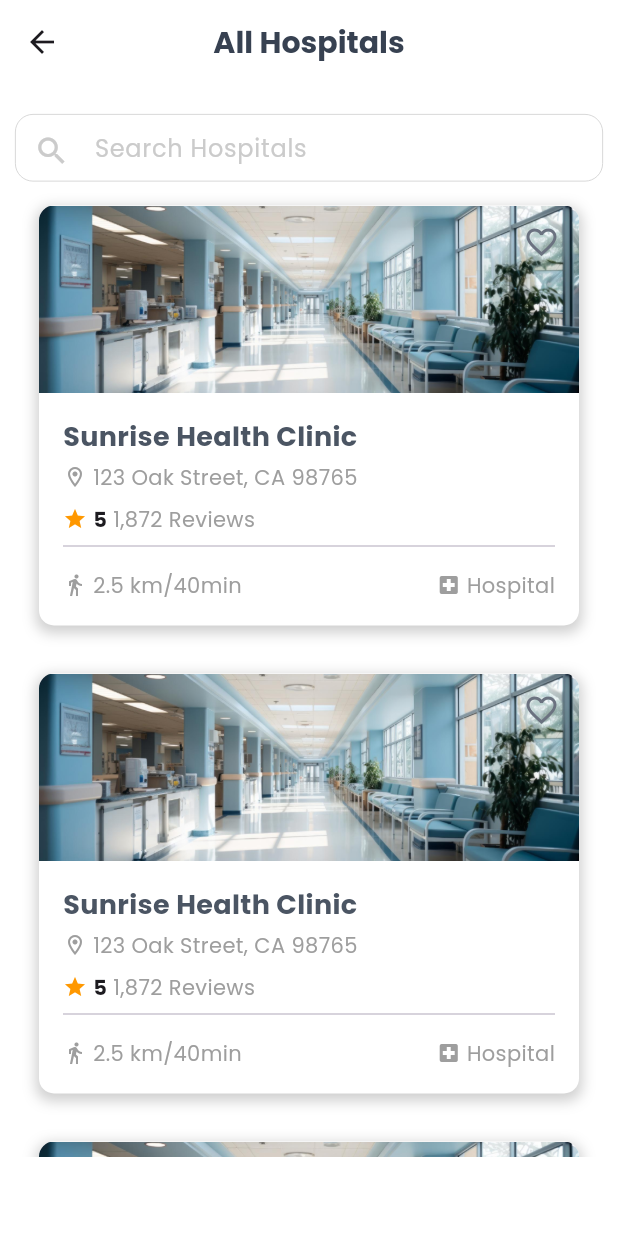
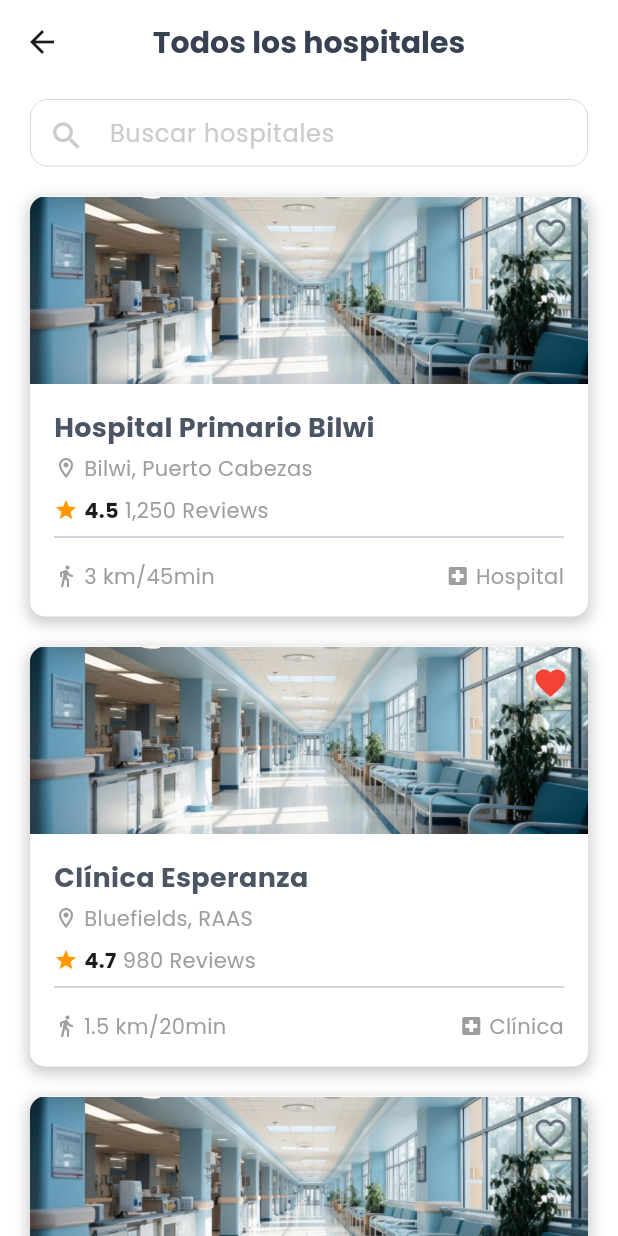
Before and after one commit to manuelduarte077/news-analyzer-api, a Flutter app: the AllHospitalListView screen opened directly, on a phone screen of 412 x 824 dp. Run offline on Flutter 3.47's test engine with Material 3 defaults, Android fonts, the phone set to English and light mode, and no system bars; our stand-ins replace calendar_date_picker2, cloud_firestore, cloud_functions, firebase_auth, firebase_core, firebase_crashlytics and 8 more; accounts and stored records are empty.

Commit message:
feat: update UI text to Spanish and enhance hospital list layout

```diff
--- a/healthpal/lib/views/hospital_list_all/all_hospital_list_view.dart
+++ b/healthpal/lib/views/hospital_list_all/all_hospital_list_view.dart
@@ -16,29 +16,28 @@ class _AllHospitalListViewState extends State<AllHospitalListView> {
   @override
   Widget build(BuildContext context) {
     return Scaffold(
-      body: CustomScrollView(
-        slivers: [
-          SliverAppBar(
-            pinned: true,
-            centerTitle: true,
-            backgroundColor: Colors.transparent,
+      appBar: AppBar(
         title: const Text(
-              'All Hospitals',
+          'Todos los hospitales',
           style: TextStyle(
             fontSize: 20,
             fontWeight: FontWeight.bold,
             color: AppColors.oxfordBlueColor,
           ),
         ),
+        centerTitle: true,
+        backgroundColor: Colors.transparent,
+        surfaceTintColor: Colors.transparent,
       ),
-          SliverPadding(
-            padding: const EdgeInsets.all(10.0),
-            sliver: SliverList(
-              delegate: SliverChildListDelegate(
-                [
+      body: SingleChildScrollView(
+        child: Padding(
+          padding: const EdgeInsets.symmetric(horizontal: 20),
+          child: Column(
+            crossAxisAlignment: CrossAxisAlignment.start,
+            children: [
               TextFormFieldCustom(
                 controller: addSearchController,
-                    hintText: 'Search Hospitals',
+                hintText: 'Buscar hospitales',
                 prefixIcon: const Padding(
                   padding: EdgeInsets.all(12.5),
                   child: Icon(
@@ -47,16 +46,12 @@ class _AllHospitalListViewState extends State<AllHospitalListView> {
                   ),
                 ),
               ),
-                  const SizedBox(
-                    height: 650,
-                    child: MyHospitalView(),
-                  ),
+              const SizedBox(height: 20),
+              const MyHospitalView(),
             ],
           ),
         ),
       ),
-        ],
-      ),
     );
   }
 }
--- a/healthpal/lib/views/hospitals_view/my_hospital_view.dart
+++ b/healthpal/lib/views/hospitals_view/my_hospital_view.dart
@@ -13,67 +13,101 @@ class _MyHospitalViewState extends State<MyHospitalView> {
   List<Map<String, dynamic>> hospitalDetails = [
     {
       'image': LocalImages.icNearMedicalLogo,
-      'name': 'Sunrise Health Clinic',
-      'location': '123 Oak Street, CA 98765',
-      'rating': '5',
-      'review': '1,872 Reviews',
-      'directions': '2.5 km/40min',
+      'name': 'Hospital Primario Bilwi',
+      'location': 'Bilwi, Puerto Cabezas',
+      'rating': '4.5',
+      'review': '1,250 Reviews',
+      'directions': '3 km/45min',
       'hospital': 'Hospital',
       'isFavorite': false,
     },
     {
       'image': LocalImages.icNearMedicalLogo,
-      'name': 'Sunrise Health Clinic',
-      'location': '123 Oak Street, CA 98765',
-      'rating': '5',
-      'review': '1,872 Reviews',
-      'directions': '2.5 km/40min',
-      'hospital': 'Hospital',
+      'name': 'Clínica Esperanza',
+      'location': 'Bluefields, RAAS',
+      'rating': '4.7',
+      'review': '980 Reviews',
+      'directions': '1.5 km/20min',
+      'hospital': 'Clínica',
+      'isFavorite': true,
+    },
+    {
+      'image': LocalImages.icNearMedicalLogo,
+      'name': 'Centro de Salud Kukra Hill',
+      'location': 'Kukra Hill, RAAS',
+      'rating': '4.2',
+      'review': '730 Reviews',
+      'directions': '5 km/1h 10min',
+      'hospital': 'Centro de Salud',
       'isFavorite': false,
     },
     {
       'image': LocalImages.icNearMedicalLogo,
-      'name': 'Sunrise Health Clinic',
-      'location': '123 Oak Street, CA 98765',
-      'rating': '5',
-      'review': '1,872 Reviews',
-      'directions': '2.5 km/40min',
+      'name': 'Hospital Regional Nuevo Amanecer',
+      'location': 'Bluefields, RAAS',
+      'rating': '4.8',
+      'review': '2,150 Reviews',
+      'directions': '2 km/30min',
       'hospital': 'Hospital',
+      'isFavorite': true,
+    },
+    {
+      'image': LocalImages.icNearMedicalLogo,
+      'name': 'Clínica San Carlos',
+      'location': 'Corn Island, RAAS',
+      'rating': '4.4',
+      'review': '540 Reviews',
+      'directions': '0.8 km/15min',
+      'hospital': 'Clínica',
       'isFavorite': false,
     },
     {
       'image': LocalImages.icNearMedicalLogo,
-      'name': 'Sunrise Health Clinic',
-      'location': '123 Oak Street, CA 98765',
-      'rating': '5',
-      'review': '1,872 Reviews',
-      'directions': '2.5 km/40min',
-      'hospital': 'Hospital',
+      'name': 'Centro de Salud Prinzapolka',
+      'location': 'Prinzapolka, RAAN',
+      'rating': '4.1',
+      'review': '620 Reviews',
+      'directions': '6 km/1h 20min',
+      'hospital': 'Centro de Salud',
       'isFavorite': false,
     },
     {
       'image': LocalImages.icNearMedicalLogo,
-      'name': 'Sunrise Health Clinic',
-      'location': '123 Oak Street, CA 98765',
-      'rating': '5',
-      'review': '1,872 Reviews',
-      'directions': '2.5 km/40min',
+      'name': 'Hospital Materno Infantil',
+      'location': 'Bluefields, RAAS',
+      'rating': '4.6',
+      'review': '1,340 Reviews',
+      'directions': '1.2 km/25min',
       'hospital': 'Hospital',
+      'isFavorite': true,
+    },
+    {
+      'image': LocalImages.icNearMedicalLogo,
+      'name': 'Clínica Médica Kukra River',
+      'location': 'Kukra River, RAAS',
+      'rating': '4.3',
+      'review': '480 Reviews',
+      'directions': '3.2 km/50min',
+      'hospital': 'Clínica',
       'isFavorite': false,
-    },
+    }
   ];
 
   @override
   Widget build(BuildContext context) {
     return ListView.builder(
+      padding: EdgeInsets.zero,
+      physics: const NeverScrollableScrollPhysics(),
+      shrinkWrap: true,
       scrollDirection: Axis.vertical,
       itemCount: hospitalDetails.length,
       itemBuilder: (context, index) {
         final hospital = hospitalDetails[index];
+
         return Container(
           width: 375,
           height: 280,
-          margin: const EdgeInsets.all(16.0),
+          margin: const EdgeInsets.only(bottom: 20),
           decoration: BoxDecoration(
             color: Colors.white,
             borderRadius: BorderRadius.circular(10.0),
--- a/healthpal/lib/views/signup/signup_view.dart
+++ b/healthpal/lib/views/signup/signup_view.dart
@@ -1,5 +1,6 @@
 import 'package:flutter/gestures.dart';
 import 'package:flutter/material.dart';
+
 import 'package:healthpal/core/navigation/navigator.dart';
 import 'package:healthpal/utils/app_colors/app_colors.dart';
 import 'package:healthpal/utils/app_images/app_images.dart';
```
Also changed, not shown: healthpal/lib/views/dashboard/dashboard_view.dart (+33 -39 lines), healthpal/lib/views/profile/profile_view.dart (+18 -15 lines), healthpal/lib/widgets/app_banner/app_banner_view.dart (+13 -10 lines). Lines whose indentation alone changed are shown as unchanged.
